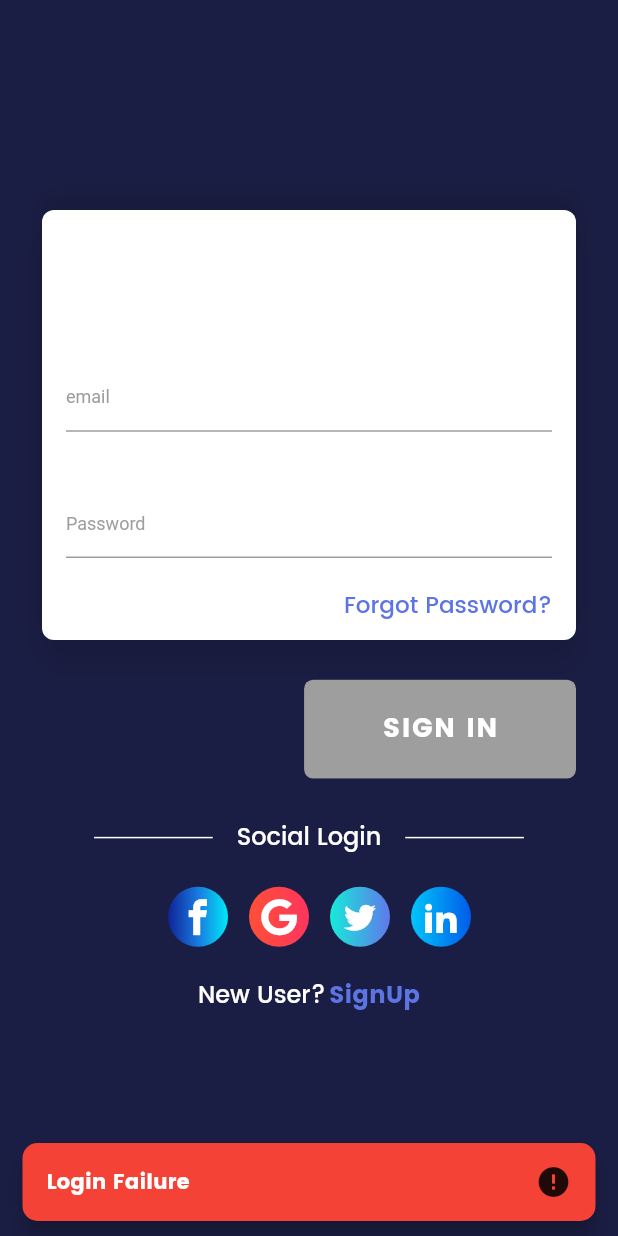
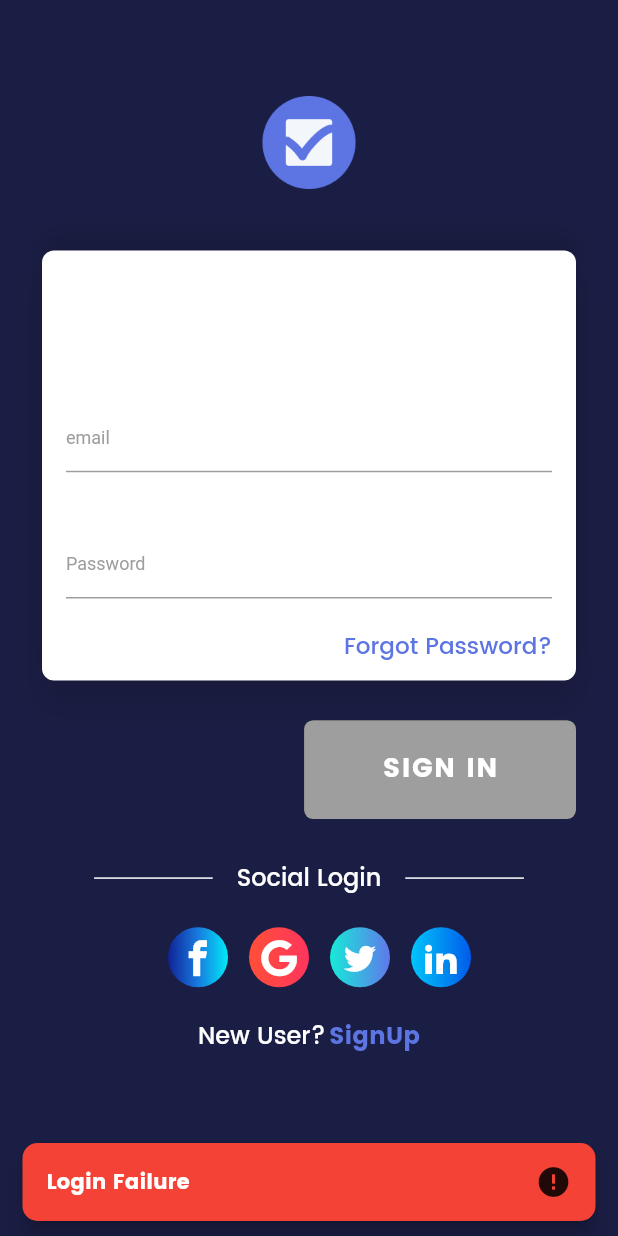
Before and after one commit to TunNandaAung/flutter-checklist, a Flutter app: the screen it shows after launch, after a tap on an icon or button, on a phone screen of 412 x 824 dp. Run offline on Flutter 3.47's test engine with Material 2 defaults, Android fonts, the phone set to English and light mode, and no system bars; our stand-ins replace bloc, bubble_bottom_bar, circular_check_box, cloud_firestore, equatable, firebase_auth and 6 more; accounts and stored records are empty.

Commit message:
Add App Icon to Splash Screen

```diff
--- a/lib/login/ui/login_form.dart
+++ b/lib/login/ui/login_form.dart
@@ -135,9 +135,20 @@ class _LoginFormState extends State<LoginForm> {
               },
               child:
                   BlocBuilder<LoginBloc, LoginState>(builder: (context, state) {
-                return Padding(
+                return Column(children: <Widget>[
+                  Padding(
+                    padding: EdgeInsets.only(top: 63.0),
+                    child: Image(
+                      image: AssetImage(
+                        'assets/app_icon/app-icon-tick-box-128.png',
+                      ),
+                      width: 64,
+                      height: 64,
+                    ),
+                  ),
+                  Padding(
                     padding: const EdgeInsets.only(
-                      left: 28.0, right: 28.0, top: 140.0),
+                        left: 28.0, right: 28.0, top: 40.0),
                     child: Column(
                       mainAxisAlignment: MainAxisAlignment.center,
                       children: <Widget>[
@@ -173,8 +184,8 @@ class _LoginFormState extends State<LoginForm> {
                                             fontFamily: "Poppins-Bold",
                                             letterSpacing: .6)),
                                     SizedBox(
-                                    height:
-                                        ScreenUtil.getInstance().setHeight(30),
+                                      height: ScreenUtil.getInstance()
+                                          .setHeight(30),
                                     ),
                                     Text("Email",
                                         style: TextStyle(
@@ -202,8 +213,8 @@ class _LoginFormState extends State<LoginForm> {
                                               fontSize: 12.0)),
                                     ),
                                     SizedBox(
-                                    height:
-                                        ScreenUtil.getInstance().setHeight(20),
+                                      height: ScreenUtil.getInstance()
+                                          .setHeight(20),
                                     ),
                                     Text("Password",
                                         style: TextStyle(
@@ -231,8 +242,8 @@ class _LoginFormState extends State<LoginForm> {
                                               fontSize: 12.0)),
                                     ),
                                     SizedBox(
-                                    height:
-                                        ScreenUtil.getInstance().setHeight(30),
+                                      height: ScreenUtil.getInstance()
+                                          .setHeight(30),
                                     ),
                                     // SizedBox(
                                     //   height:
@@ -353,7 +364,8 @@ class _LoginFormState extends State<LoginForm> {
                         ),
                       ],
                     ),
-                );
+                  ),
+                ]);
               }),
             ),
           )),
--- a/lib/splash_screen.dart
+++ b/lib/splash_screen.dart
@@ -7,8 +7,8 @@ class SplashScreen extends StatelessWidget {
       decoration: BoxDecoration(
           gradient: LinearGradient(
               colors: [
-            Color(0xFF1b1e44),
-            Color(0xFF2d3447),
+            Theme.of(context).backgroundColor,
+            Theme.of(context).canvasColor,
           ],
               begin: Alignment.bottomCenter,
               end: Alignment.topCenter,
@@ -16,12 +16,25 @@ class SplashScreen extends StatelessWidget {
       child: Scaffold(
         backgroundColor: Colors.transparent,
         body: Center(
-            child: Text('Splash Screen',
-                style: TextStyle(
-                    color: Colors.white,
-                    fontFamily: 'Poppins-Bold',
-                    fontSize: 42,
-                    letterSpacing: 1.0))),
+          // child: Text('Splash Screen',
+          //     style: TextStyle(
+          //         color: Colors.white,
+          //         fontFamily: 'Poppins-Bold',
+          //         fontSize: 42,
+          //         letterSpacing: 1.0))
+          child: Column(
+              mainAxisAlignment: MainAxisAlignment.center,
+              children: <Widget>[
+                Container(
+                  child: Image(
+                    image: AssetImage(
+                      'assets/app_icon/app-icon-tick-box-128.png',
+                    ),
+                    fit: BoxFit.cover,
+                  ),
+                ),
+              ]),
+        ),
       ),
     );
   }
--- a/pubspec.yaml
+++ b/pubspec.yaml
@@ -44,7 +44,7 @@ dev_dependencies:
 flutter_icons:
   android: "launcher_icon"
   ios: true
-  image_path: "assets/app_icon/app-icon-48.png"
+  image_path: "assets/app_icon/app-icon-tick-box-128.png"
 # For information on the generic Dart part of this file, see the
 # following page: https://dart.dev/tools/pub/pubspec
 
@@ -59,7 +59,8 @@ flutter:
   # To add assets to your application, add an assets section, like this:
   assets:
    - assets/Darth-Vader-Avatar.png
-   - assets/app_icon/app-icon-128.png
+   - assets/app_icon/app-icon-tick-box-128.png
+   - assets/app_icon/app-icon-tick-box-64.png
    - assets/task-complete.png
    - assets/btn_icon/btn-moon-96.png
    - assets/btn_icon/btn-sun-128.png
```
Also changed, not shown: assets/app_icon/app-icon-tick-box-64.png (added), 26 other files. Lines whose indentation alone changed are shown as unchanged.
